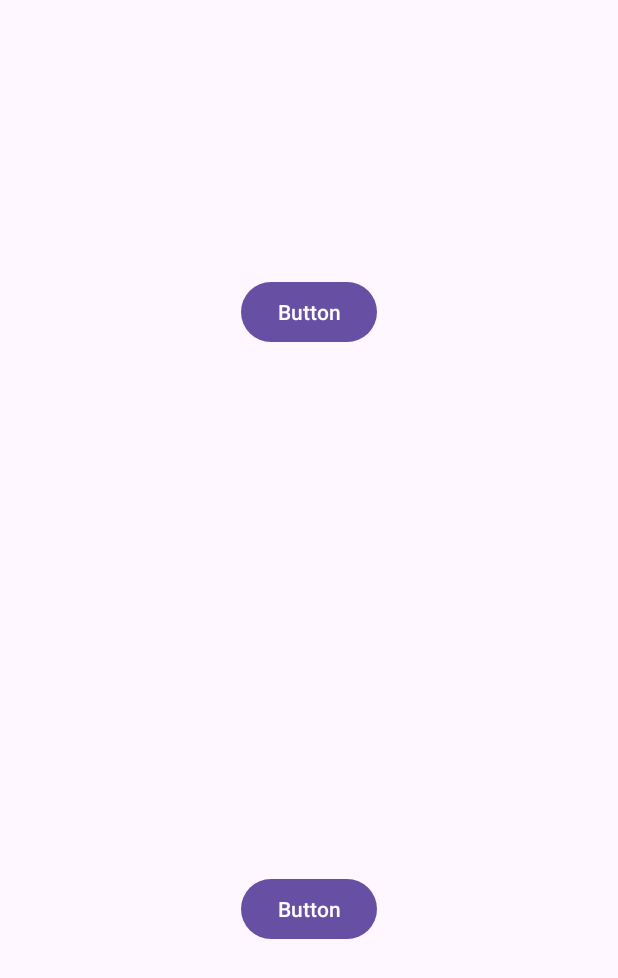
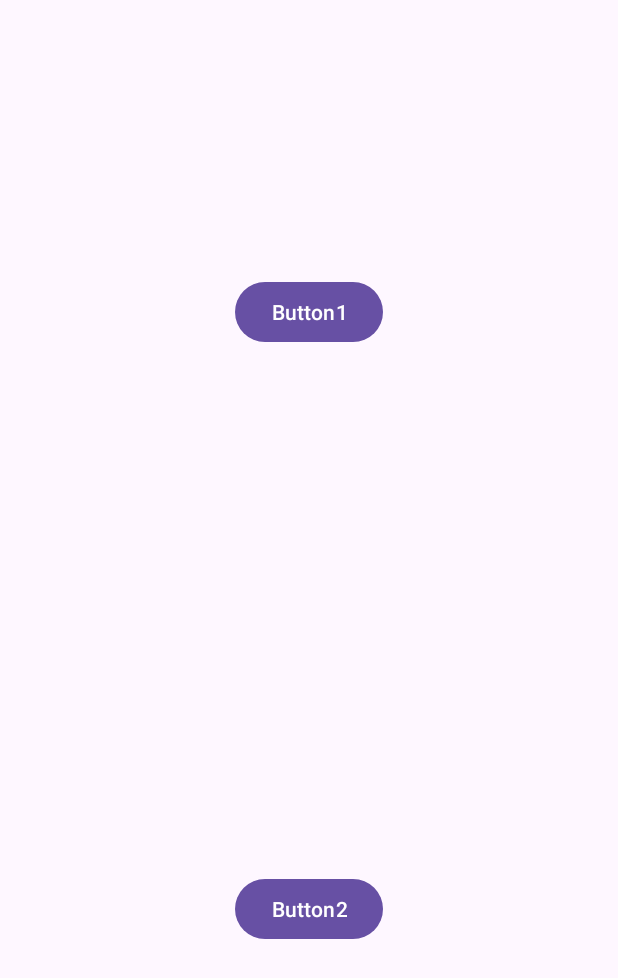
Before and after one commit to Android-Studio1/Classwork_4_3, an Android app: the screen it shows after launch (MainActivity), on a phone screen of 412 x 824 dp. Shown: the top 978 px of the screen. Run offline under Robolectric (Android 15) with nearby library versions, the phone set to English and light mode, and no system bars.

Commit message:
Add all functionality for buttons

```diff
--- a/app/src/main/java/com/example/eventhandlingmethodtwo/MainActivity.java
+++ b/app/src/main/java/com/example/eventhandlingmethodtwo/MainActivity.java
@@ -1,14 +1,20 @@
 package com.example.eventhandlingmethodtwo;
 
+import android.graphics.Color;
 import android.os.Bundle;
+import android.util.Log;
+import android.view.View;
+import android.widget.Button;
 
 import androidx.activity.EdgeToEdge;
 import androidx.appcompat.app.AppCompatActivity;
+import androidx.constraintlayout.widget.ConstraintLayout;
 import androidx.core.graphics.Insets;
 import androidx.core.view.ViewCompat;
 import androidx.core.view.WindowInsetsCompat;
 
 public class MainActivity extends AppCompatActivity {
+    private String TAG = MainActivity.class.getSimpleName();
 
     @Override
     protected void onCreate(Bundle savedInstanceState) {
@@ -20,5 +26,25 @@ public class MainActivity extends AppCompatActivity {
             v.setPadding(systemBars.left, systemBars.top, systemBars.right, systemBars.bottom);
             return insets;
         });
+
+        ConstraintLayout constraintLayout = findViewById(R.id.constraintLayout);
+        Button button1 = findViewById(R.id.button1);
+        Button button2 = findViewById(R.id.button2);
+
+        button1.setOnClickListener(new View.OnClickListener() {
+            @Override
+            public void onClick(View v) {
+                constraintLayout.setBackgroundColor(Color.CYAN);
+                Log.e(TAG, "Color changed to Cyan!");
+            }
+        });
+
+        button2.setOnClickListener(new View.OnClickListener() {
+            @Override
+            public void onClick(View v) {
+                constraintLayout.setBackgroundColor(Color.YELLOW);
+                Log.e(TAG, "Color changed to Yellow!");
+            }
+        });
     }
 }
--- a/app/src/main/res/layout/activity_main.xml
+++ b/app/src/main/res/layout/activity_main.xml
@@ -12,7 +12,7 @@
         android:layout_width="wrap_content"
         android:layout_height="wrap_content"
         android:layout_marginTop="184dp"
-        android:text="Button"
+        android:text="Button1"
         app:layout_constraintEnd_toEndOf="parent"
         app:layout_constraintStart_toStartOf="parent"
         app:layout_constraintTop_toTopOf="parent" />
@@ -22,7 +22,7 @@
         android:layout_width="wrap_content"
         android:layout_height="wrap_content"
         android:layout_marginBottom="194dp"
-        android:text="Button"
+        android:text="Button2"
         app:layout_constraintBottom_toBottomOf="parent"
         app:layout_constraintEnd_toEndOf="parent"
         app:layout_constraintStart_toStartOf="parent" />
```
